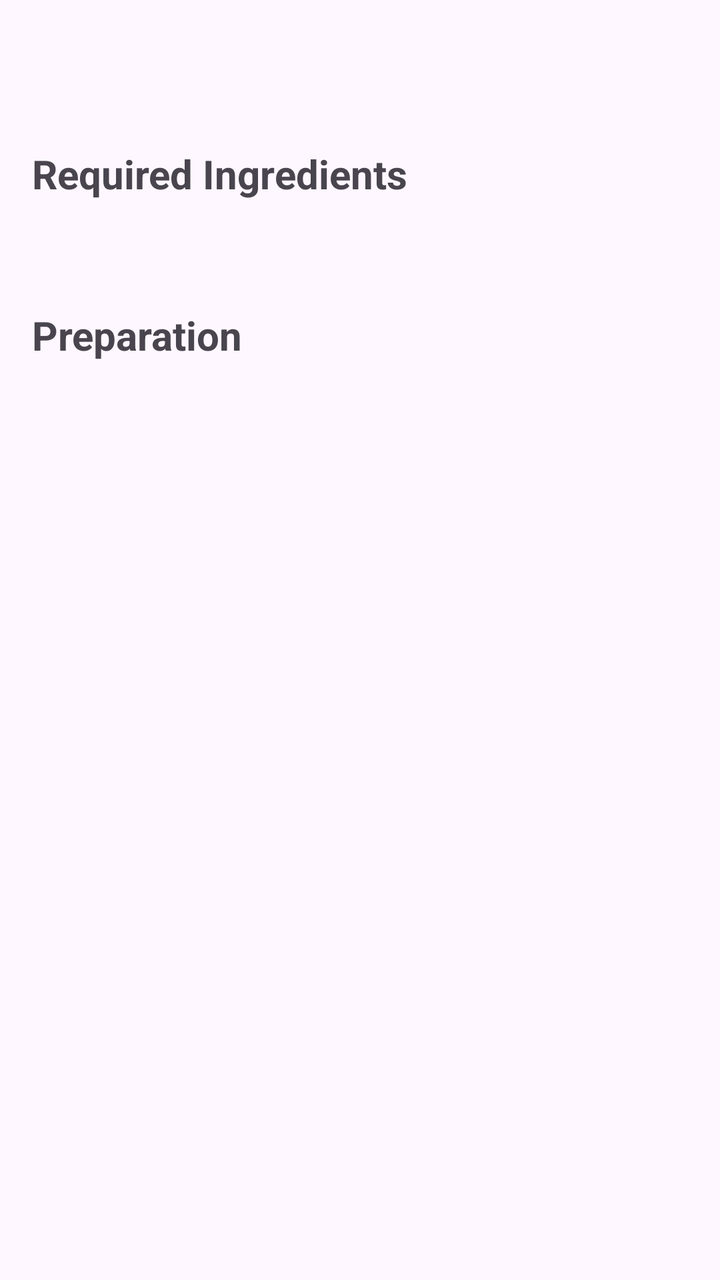
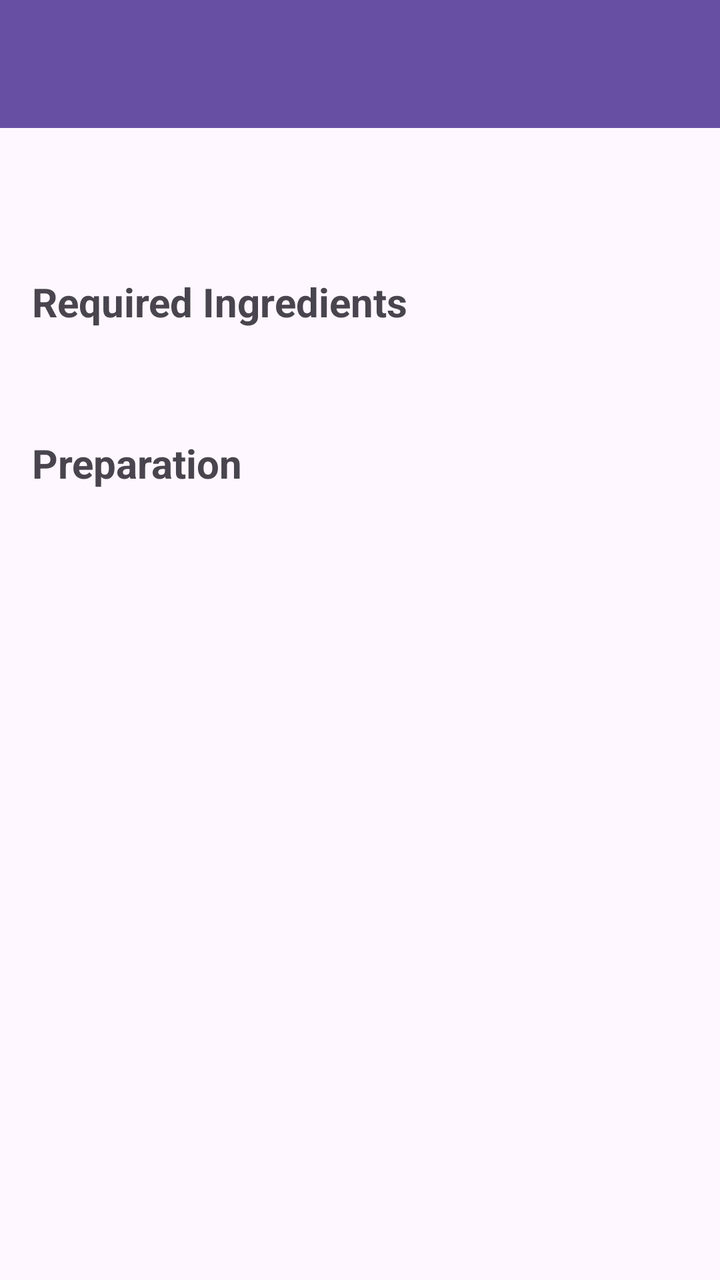

Two renders of the same Android screen: before a commit and after it. Below are the layout's source before the change and the commit's diff.
<!-- AndroidManifest.xml: application theme Theme.SmartPantryManager -->
<!-- res/layout/activity_recipe_detail.xml -->
<?xml version="1.0" encoding="utf-8"?>
<ScrollView xmlns:android="http://schemas.android.com/apk/res/android"
    android:layout_width="match_parent"
    android:layout_height="match_parent">

    <LinearLayout
        android:layout_width="match_parent"
        android:layout_height="wrap_content"
        android:orientation="vertical"
        android:padding="16dp">

        <TextView
            android:id="@+id/tvRecipeDetailName"
            android:layout_width="match_parent"
            android:layout_height="wrap_content"
            android:textSize="28sp"
            android:textStyle="bold"
            android:paddingBottom="20dp" />

        <TextView
            android:id="@+id/tvRecipeDetailIngredientsTitle"
            android:layout_width="match_parent"
            android:layout_height="wrap_content"
            android:text="Required Ingredients"
            android:textSize="20sp"
            android:textStyle="bold" />

        <TextView
            android:id="@+id/tvRecipeDetailIngredients"
            android:layout_width="match_parent"
            android:layout_height="wrap_content"
            android:layout_marginTop="8dp"
            android:textSize="16sp" />

        <TextView
            android:id="@+id/tvRecipeDetailStepsTitle"
            android:layout_width="match_parent"
            android:layout_height="wrap_content"
            android:layout_marginTop="24dp"
            android:text="Preparation"
            android:textSize="20sp"
            android:textStyle="bold" />

        <TextView
            android:id="@+id/tvRecipeDetailSteps"
            android:layout_width="match_parent"
            android:layout_height="wrap_content"
            android:layout_marginTop="8dp"
            android:textSize="16sp" />

    </LinearLayout>

</ScrollView>
<!-- resources referenced by this layout -->
<resources>
  <style name="Theme.SmartPantryManager" parent="Base.Theme.SmartPantryManager" />
  <style name="Base.Theme.SmartPantryManager" parent="Theme.Material3.DayNight.NoActionBar">
          
          
      </style>
</resources>

<!-- the commit's change to res/layout/activity_recipe_detail.xml (unified diff, before → after) -->
@@ -1,53 +1,74 @@
 <?xml version="1.0" encoding="utf-8"?>
-<ScrollView xmlns:android="http://schemas.android.com/apk/res/android"
+<LinearLayout xmlns:android="http://schemas.android.com/apk/res/android"
     android:layout_width="match_parent"
-    android:layout_height="match_parent">
+    android:layout_height="match_parent"
+    android:orientation="vertical"
+    android:fitsSystemWindows="true">
 
-    <LinearLayout
+    <include
+        layout="@layout/toolbar" />
+
+    <ScrollView
         android:layout_width="match_parent"
-        android:layout_height="wrap_content"
-        android:orientation="vertical"
-        android:padding="16dp">
+        android:layout_height="0dp"
+        android:layout_weight="1">
 
-        <TextView
-            android:id="@+id/tvRecipeDetailName"
+        <LinearLayout
             android:layout_width="match_parent"
             android:layout_height="wrap_content"
-            android:textSize="28sp"
-            android:textStyle="bold"
-            android:paddingBottom="20dp" />
+            android:orientation="vertical"
+            android:padding="16dp">
 
-        <TextView
-            android:id="@+id/tvRecipeDetailIngredientsTitle"
-            android:layout_width="match_parent"
-            android:layout_height="wrap_content"
-            android:text="Required Ingredients"
-            android:textSize="20sp"
-            android:textStyle="bold" />
+            <TextView
+                android:id="@+id/tvRecipeDetailName"
+                android:layout_width="match_parent"
+                android:layout_height="wrap_content"
+                android:textSize="28sp"
+                android:textStyle="bold"
+                android:paddingBottom="20dp" />
 
-        <TextView
-            android:id="@+id/tvRecipeDetailIngredients"
-            android:layout_width="match_parent"
-            android:layout_height="wrap_content"
-            android:layout_marginTop="8dp"
-            android:textSize="16sp" />
+            <TextView
+                android:id="@+id/tvRecipeDetailIngredientsTitle"
+                android:layout_width="match_parent"
+                android:layout_height="wrap_content"
+                android:text="Required Ingredients"
+                android:textSize="20sp"
+                android:textStyle="bold" />
 
-        <TextView
-            android:id="@+id/tvRecipeDetailStepsTitle"
-            android:layout_width="match_parent"
-            android:layout_height="wrap_content"
-            android:layout_marginTop="24dp"
-            android:text="Preparation"
-            android:textSize="20sp"
-            android:textStyle="bold" />
+            <TextView
+                android:id="@+id/tvRecipeDetailIngredients"
+                android:layout_width="match_parent"
+                android:layout_height="wrap_content"
+                android:layout_marginTop="8dp"
+                android:textSize="16sp" />
 
-        <TextView
-            android:id="@+id/tvRecipeDetailSteps"
-            android:layout_width="match_parent"
-            android:layout_height="wrap_content"
-            android:layout_marginTop="8dp"
-            android:textSize="16sp" />
+            <TextView
+                android:id="@+id/tvRecipeDetailStepsTitle"
+                android:layout_width="match_parent"
+                android:layout_height="wrap_content"
+                android:layout_marginTop="24dp"
+                android:text="Preparation"
+                android:textSize="20sp"
+                android:textStyle="bold" />
 
-    </LinearLayout>
+            <TextView
+                android:id="@+id/tvRecipeDetailSteps"
+                android:layout_width="match_parent"
+                android:layout_height="wrap_content"
+                android:layout_marginTop="8dp"
+                android:textSize="16sp" />
 
-</ScrollView>
+        </LinearLayout>
+
+    </ScrollView>
+
+</LinearLayout>
+<!-- res/layout/toolbar.xml (included above) -->
+<?xml version="1.0" encoding="utf-8"?>
+<androidx.appcompat.widget.Toolbar
+    xmlns:android="http://schemas.android.com/apk/res/android"
+    android:id="@+id/toolbar"
+    android:layout_width="match_parent"
+    android:layout_height="?attr/actionBarSize"
+    android:background="?attr/colorPrimary"
+    android:elevation="4dp" />
